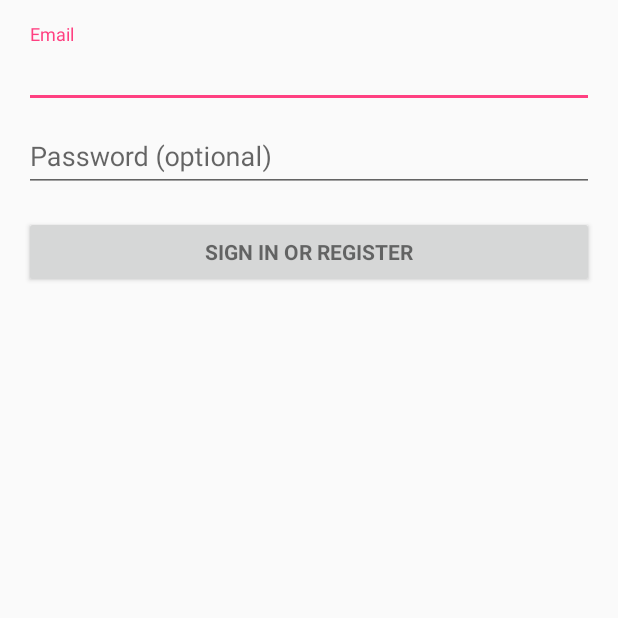
After one commit to conghaonet/HaoGitHub, an Android app: the LoginActivity screen opened directly, with no data from a screen before it, on a phone screen of 412 x 824 dp, the top half of it. The commit adds this screen. Run offline under Robolectric (Android 15) with nearby library versions, the phone set to English and light mode, and no system bars.

Commit message:
新增loginActivity

```diff
--- a/hub/build.gradle
+++ b/hub/build.gradle
@@ -35,3 +35,6 @@ dependencies {
     implementation project(':network')
 
 }
+
+apply plugin: 'kotlin-android'
+apply plugin: 'kotlin-android-extensions'
--- /dev/null
+++ b/hub/src/main/res/layout/activity_login.xml
@@ -0,0 +1,78 @@
+<?xml version="1.0" encoding="utf-8"?>
+<LinearLayout xmlns:android="http://schemas.android.com/apk/res/android"
+    xmlns:tools="http://schemas.android.com/tools"
+    android:layout_width="match_parent"
+    android:layout_height="match_parent"
+    android:gravity="center_horizontal"
+    android:orientation="vertical"
+    android:paddingBottom="@dimen/activity_vertical_margin"
+    android:paddingLeft="@dimen/activity_horizontal_margin"
+    android:paddingRight="@dimen/activity_horizontal_margin"
+    android:paddingTop="@dimen/activity_vertical_margin"
+    tools:context=".LoginActivity">
+
+    <!-- Login progress -->
+    <ProgressBar
+        android:id="@+id/login_progress"
+        style="?android:attr/progressBarStyleLarge"
+        android:layout_width="wrap_content"
+        android:layout_height="wrap_content"
+        android:layout_marginBottom="8dp"
+        android:visibility="gone" />
+
+    <ScrollView
+        android:id="@+id/login_form"
+        android:layout_width="match_parent"
+        android:layout_height="match_parent">
+
+        <LinearLayout
+            android:id="@+id/email_login_form"
+            android:layout_width="match_parent"
+            android:layout_height="wrap_content"
+            android:orientation="vertical">
+
+            <android.support.design.widget.TextInputLayout
+                android:layout_width="match_parent"
+                android:layout_height="wrap_content">
+
+                <AutoCompleteTextView
+                    android:id="@+id/email"
+                    android:layout_width="match_parent"
+                    android:layout_height="wrap_content"
+                    android:hint="@string/prompt_email"
+                    android:inputType="textEmailAddress"
+                    android:maxLines="1"
+                    android:singleLine="true" />
+
+            </android.support.design.widget.TextInputLayout>
+
+            <android.support.design.widget.TextInputLayout
+                android:layout_width="match_parent"
+                android:layout_height="wrap_content">
+
+                <EditText
+                    android:id="@+id/password"
+                    android:layout_width="match_parent"
+                    android:layout_height="wrap_content"
+                    android:hint="@string/prompt_password"
+                    android:imeActionId="6"
+                    android:imeActionLabel="@string/action_sign_in_short"
+                    android:imeOptions="actionUnspecified"
+                    android:inputType="textPassword"
+                    android:maxLines="1"
+                    android:singleLine="true" />
+
+            </android.support.design.widget.TextInputLayout>
+
+            <Button
+                android:id="@+id/email_sign_in_button"
+                style="?android:textAppearanceSmall"
+                android:layout_width="match_parent"
+                android:layout_height="wrap_content"
+                android:layout_marginTop="16dp"
+                android:text="@string/action_sign_in"
+                android:textStyle="bold" />
+
+        </LinearLayout>
+    </ScrollView>
+</LinearLayout>
--- /dev/null
+++ b/hub/src/main/res/values/dimens.xml
@@ -0,0 +1,5 @@
+<resources>
+    <!-- Default screen margins, per the Android Design guidelines. -->
+    <dimen name="activity_horizontal_margin">16dp</dimen>
+    <dimen name="activity_vertical_margin">16dp</dimen>
+</resources>
--- a/hub/src/main/res/values/strings.xml
+++ b/hub/src/main/res/values/strings.xml
@@ -1,3 +1,19 @@
 <resources>
     <string name="app_name">hub</string>
+    <string name="hub_menu_login_button">Sign in</string>
+
+    <string name="title_activity_login">Sign in</string>
+
+    <!-- Strings related to login -->
+    <string name="prompt_email">Email</string>
+    <string name="prompt_password">Password (optional)</string>
+    <string name="action_sign_in">Sign in or register</string>
+    <string name="action_sign_in_short">Sign in</string>
+    <string name="error_invalid_email">This email address is invalid</string>
+    <string name="error_invalid_password">This password is too short</string>
+    <string name="error_incorrect_password">This password is incorrect</string>
+    <string name="error_field_required">This field is required</string>
+    <string name="permission_rationale">"Contacts permissions are needed for providing email
+        completions."
+    </string>
 </resources>
--- /dev/null
+++ b/hub/src/main/res/values/styles.xml
@@ -0,0 +1,4 @@
+<resources>
+
+
+</resources>
```
Also changed, not shown: hub/src/main/AndroidManifest.xml (+7 -1 lines), hub/src/main/java/com/app2m/github/hub/HomeActivity.kt (+9 -22 lines), hub/src/main/java/com/app2m/github/hub/LoginActivity.kt (added, +295 -0 lines).
